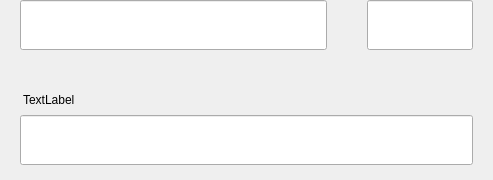
PWRB-Project/PWRB, file src/qt/pwrb/forms/betmultirow.ui: the form before one commit.
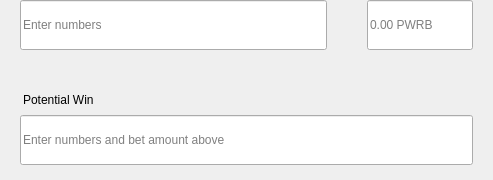
The form after the commit.

Diff of the .ui file:
```diff
--- a/src/qt/pwrb/forms/betmultirow.ui
+++ b/src/qt/pwrb/forms/betmultirow.ui
@@ -140,6 +140,9 @@
               <height>50</height>
              </size>
             </property>
+            <property name="placeholderText">
+             <string>Enter numbers</string>
+            </property>
            </widget>
           </item>
          </layout>
@@ -194,6 +197,9 @@
           <property name="alignment">
            <set>Qt::AlignLeading|Qt::AlignLeft|Qt::AlignVCenter</set>
           </property>
+          <property name="placeholderText">
+           <string notr="true">0.00 PWRB</string>
+          </property>
          </widget>
         </item>
         <item>
@@ -265,7 +271,7 @@
 padding:0px;</string>
         </property>
         <property name="text">
-         <string>TextLabel</string>
+         <string>Potential Win</string>
         </property>
        </widget>
       </item>
@@ -283,6 +289,9 @@
           <height>50</height>
          </size>
         </property>
+        <property name="placeholderText">
+          <string>Enter numbers and bet amount above</string>
+        </property>
        </widget>
       </item>
      </layout>
```
